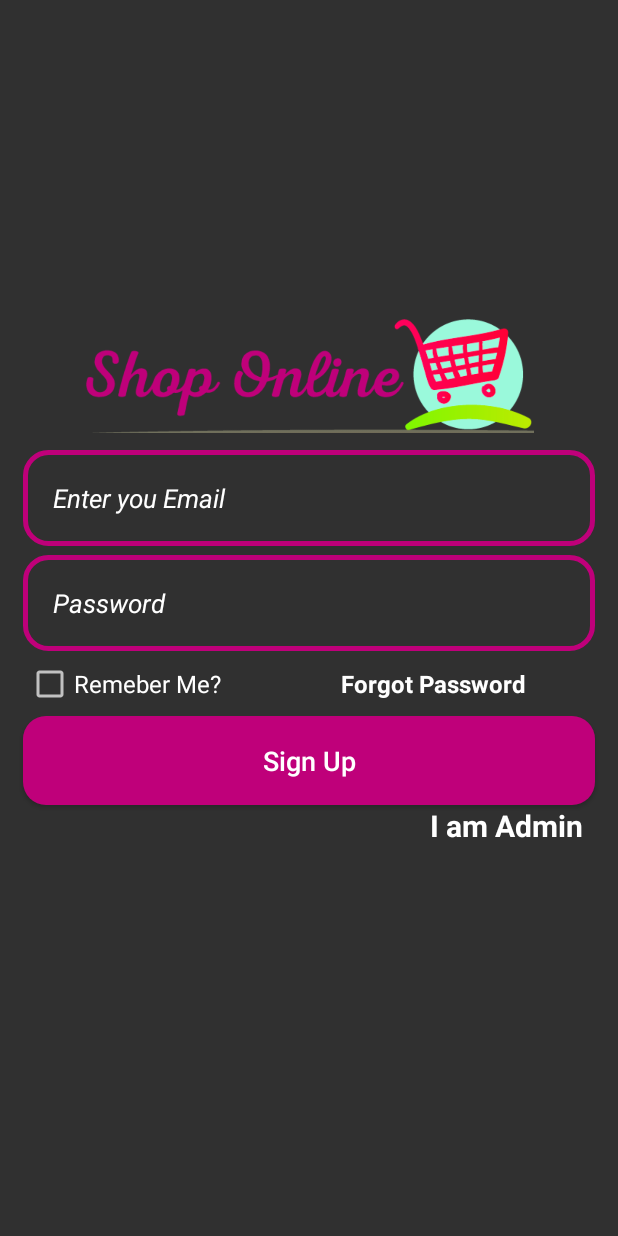
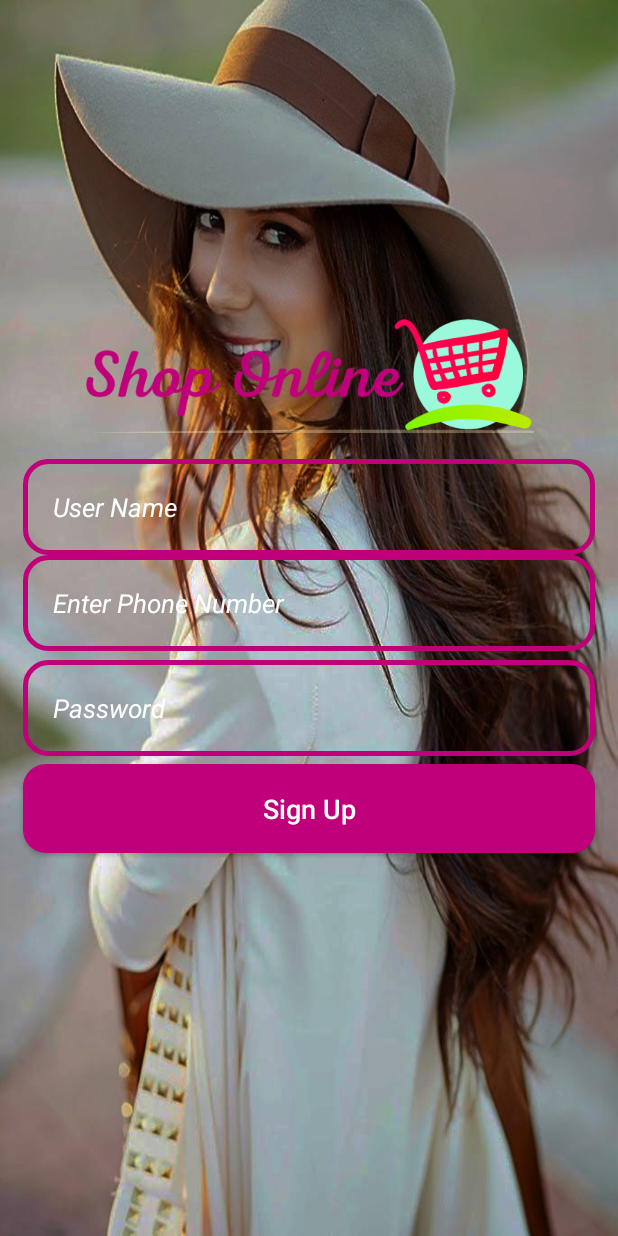
Before and after one commit to TimzOwen/NetMall, an Android app: the SignUpActivity screen opened directly, with no data from a screen before it, on a phone screen of 412 x 824 dp. Run offline under Robolectric (Android 15) with nearby library versions, the light colour scheme and no system bars; our stand-ins replace Firebase (no records; nobody signed in at launch, a user with empty details on screens opened directly); plain views replace CheckBox; 1 statement that could not run was skipped.

Commit message:
worked on the signUp UI changes for login and signUp

```diff
--- a/app/src/main/java/com/example/netmall/SignUpActivity.java
+++ b/app/src/main/java/com/example/netmall/SignUpActivity.java
@@ -63,7 +63,7 @@ public class SignUpActivity extends AppCompatActivity implements View.OnClickLis
         String password = etPassword.getText().toString().trim();
 
         mAuth.createUserWithEmailAndPassword(email,password)
-                .addOnCompleteListener(new OnCompleteListener<AuthResult>() {
+                .addOnCompleteListener( new OnCompleteListener<AuthResult>() {
                     @Override
                     public void onComplete(@NonNull Task<AuthResult> task)
                     {
--- a/app/src/main/res/layout/activity_login.xml
+++ b/app/src/main/res/layout/activity_login.xml
@@ -25,7 +25,7 @@
         android:padding="20dp"
         android:layout_marginLeft="15dp"
         android:layout_marginRight="15dp"
-        android:hint="Enter you Email"
+        android:hint="Phone Number"
         android:inputType="textEmailAddress"
         android:textColor="@color/colorPrimaryDark"
         android:textColorHint="@android:color/white"
--- a/app/src/main/res/layout/activity_sign_up.xml
+++ b/app/src/main/res/layout/activity_sign_up.xml
@@ -5,27 +5,46 @@
     xmlns:tools="http://schemas.android.com/tools"
     android:layout_width="match_parent"
     android:layout_height="match_parent"
-    android:background="sign"
+    android:background="@drawable/register"
     tools:context=".LoginActivity">
 
     <ImageView
-        android:id="@+id/login_appLogo"
+        android:id="@+id/register_appLogo"
         android:layout_width="300dp"
         android:layout_height="100dp"
         android:src="@drawable/applogo"
         android:layout_centerHorizontal="true"
         android:layout_marginTop="200dp"
         />
+
     <EditText
-        android:id="@+id/et_input_email_number"
+        android:id="@+id/et_register_Phone_number"
         android:layout_width="match_parent"
         android:layout_height="wrap_content"
-        android:layout_below="@id/login_appLogo"
+        android:layout_below="@+id/register_appLogo"
         android:background="@drawable/inputs_design"
         android:padding="20dp"
         android:layout_marginLeft="15dp"
         android:layout_marginRight="15dp"
-        android:hint="Enter you Email"
+        android:hint="User Name"
+        android:layout_marginTop="6dp"
+        android:inputType="number"
+        android:textColor="@color/colorPrimaryDark"
+        android:textColorHint="@android:color/white"
+        android:textSize="17sp"
+        android:textStyle="italic"
+        />
+
+    <EditText
+        android:id="@+id/et_register_input_email_number"
+        android:layout_width="match_parent"
+        android:layout_height="wrap_content"
+        android:layout_below="@id/et_register_Phone_number"
+        android:background="@drawable/inputs_design"
+        android:padding="20dp"
+        android:layout_marginLeft="15dp"
+        android:layout_marginRight="15dp"
+        android:hint="Enter Phone Number"
         android:inputType="textEmailAddress"
         android:textColor="@color/colorPrimaryDark"
         android:textColorHint="@android:color/white"
@@ -33,10 +52,10 @@
         android:textStyle="italic"
         />
     <EditText
-        android:id="@+id/et_input_password_number"
+        android:id="@+id/et_register_input_password_number"
         android:layout_width="match_parent"
         android:layout_height="wrap_content"
-        android:layout_below="@id/et_input_email_number"
+        android:layout_below="@id/et_register_input_email_number"
         android:background="@drawable/inputs_design"
         android:padding="20dp"
         android:layout_marginLeft="15dp"
@@ -49,42 +68,12 @@
         android:textSize="17sp"
         android:textStyle="italic"
         />
-    <LinearLayout
-        android:id="@+id/linear_layout_1"
+
+    <Button
+        android:id="@+id/btn_join_register"
         android:layout_width="match_parent"
         android:layout_height="wrap_content"
-        android:orientation="horizontal"
-        android:layout_below="@id/et_input_password_number"
-        android:layout_marginTop="6dp">
-
-        <com.rey.material.widget.CheckBox
-            android:id="@+id/checkbox_rem_me"
-            android:layout_width="wrap_content"
-            android:layout_height="wrap_content"
-            style="@style/Material.Drawable.CheckBox"
-            android:text="Remeber Me?"
-            android:textColor="@android:color/white"
-            app:cbd_strokeColor="@android:color/white"
-            android:layout_marginStart="17sp"
-            android:textSize="16sp"
-            android:gravity="center_vertical"
-            android:layout_marginLeft="17sp" />
-        <TextView
-            android:id="@+id/tv_forgotPassword"
-            android:layout_width="wrap_content"
-            android:layout_height="wrap_content"
-            android:textSize="16sp"
-            android:textStyle="bold"
-            android:text="Forgot Password"
-            android:layout_marginLeft="80dp"
-            android:textColor="@android:color/white"
-            />
-    </LinearLayout>
-    <Button
-        android:id="@+id/btn_join"
-        android:layout_width="match_parent"
-        android:layout_height="wrap_content"
-        android:layout_below="@id/linear_layout_1"
+        android:layout_below="@id/et_register_input_password_number"
         android:layout_marginLeft="15dp"
         android:layout_marginRight="15dp"
         android:layout_alignParentLeft="true"
@@ -95,34 +84,6 @@
         android:background="@drawable/buttons"
         android:textAllCaps="false"
         android:text="Sign Up"/>
-    <TextView
-        android:id="@+id/tv_admin"
-        android:layout_width="wrap_content"
-        android:layout_height="wrap_content"
-        android:textSize="20sp"
-        android:textStyle="bold"
-        android:text="I am Admin"
-        android:layout_alignParentEnd="true"
-        android:layout_marginLeft="80dp"
-        android:layout_below="@id/btn_join"
-        android:layout_marginEnd="23dp"
-        android:textColor="@android:color/white"
-        android:layout_alignParentRight="true"
-        android:layout_marginRight="23dp" />
-    <TextView
-        android:id="@+id/tv_not_admin"
-        android:layout_width="wrap_content"
-        android:layout_height="wrap_content"
-        android:textSize="20sp"
-        android:textStyle="bold"
-        android:text="I am not Admin"
-        android:layout_alignParentStart="true"
-        android:layout_marginLeft="80dp"
-        android:layout_below="@id/btn_join"
-        android:textColor="@android:color/white"
-        android:layout_alignParentRight="true"
-        android:layout_marginStart="25dp"
-        android:layout_alignParentLeft="true"
-        android:visibility="invisible"/>
+
 
 </RelativeLayout>
```
